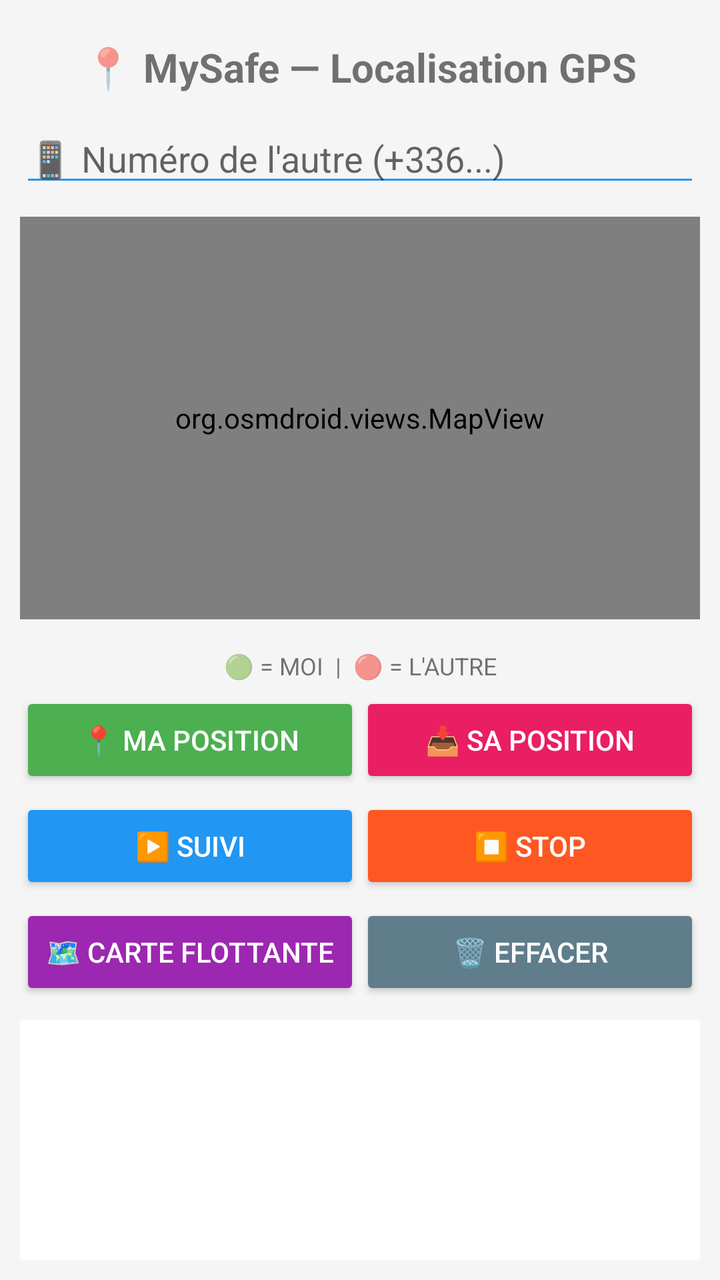
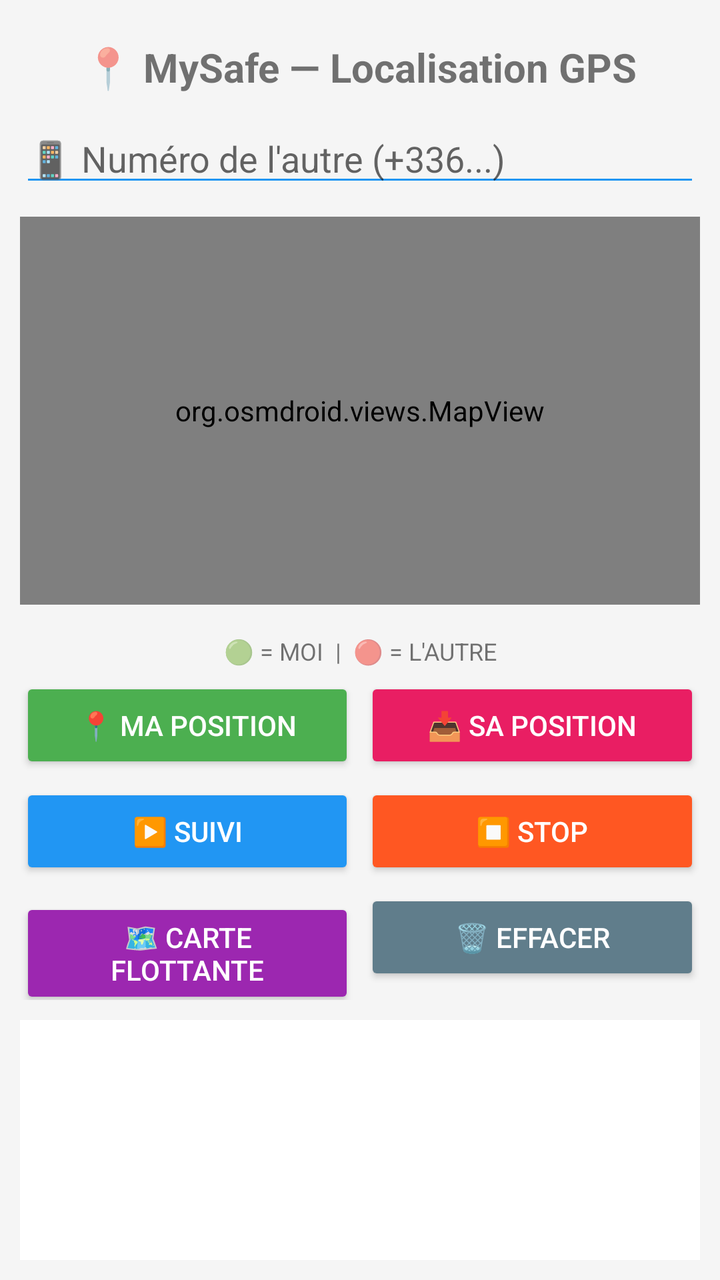

Compare the two renders of this Android layout. The source of the first and the diff that turns it into the second are given below.
<!-- AndroidManifest.xml: application theme Theme.AppCompat.Light.DarkActionBar -->
<!-- res/layout/activity_main.xml -->
<?xml version="1.0" encoding="utf-8"?>
<LinearLayout xmlns:android="http://schemas.android.com/apk/res/android"
    android:layout_width="match_parent"
    android:layout_height="match_parent"
    android:orientation="vertical"
    android:padding="10dp"
    android:background="#F5F5F5">

    <TextView
        android:layout_width="match_parent"
        android:layout_height="wrap_content"
        android:text="📍 MySafe — Localisation GPS"
        android:textSize="20sp"
        android:textStyle="bold"
        android:gravity="center"
        android:padding="10dp"/>

    <EditText
        android:id="@+id/etTargetNumber"
        android:layout_width="match_parent"
        android:layout_height="wrap_content"
        android:hint="📱 Numéro de l'autre (+336...)"
        android:inputType="phone"
        android:layout_marginBottom="10dp"
        android:backgroundTint="#2196F3"/>

    <org.osmdroid.views.MapView
        android:id="@+id/mapView"
        android:layout_width="match_parent"
        android:layout_height="0dp"
        android:layout_weight="1"
        android:layout_marginBottom="10dp"/>

    <TextView
        android:layout_width="match_parent"
        android:layout_height="wrap_content"
        android:text="🟢 = MOI  |  🔴 = L'AUTRE"
        android:gravity="center"
        android:textSize="12sp"
        android:padding="5dp"/>

    <LinearLayout
        android:layout_width="match_parent"
        android:layout_height="wrap_content"
        android:orientation="horizontal"
        android:gap="5dp">

        <Button
            android:id="@+id/btnMyPosition"
            android:layout_width="0dp"
            android:layout_height="wrap_content"
            android:layout_weight="1"
            android:text="📍 MA POSITION"
            android:backgroundTint="#4CAF50"
            android:textColor="#FFFFFF"/>

        <Button
            android:id="@+id/btnGetHisPosition"
            android:layout_width="0dp"
            android:layout_height="wrap_content"
            android:layout_weight="1"
            android:text="📥 SA POSITION"
            android:backgroundTint="#E91E63"
            android:textColor="#FFFFFF"/>
    </LinearLayout>

    <LinearLayout
        android:layout_width="match_parent"
        android:layout_height="wrap_content"
        android:orientation="horizontal"
        android:gap="5dp"
        android:layout_marginTop="5dp">

        <Button
            android:id="@+id/btnDemarrer"
            android:layout_width="0dp"
            android:layout_height="wrap_content"
            android:layout_weight="1"
            android:text="▶️ SUIVI"
            android:backgroundTint="#2196F3"
            android:textColor="#FFFFFF"/>

        <Button
            android:id="@+id/btnStop"
            android:layout_width="0dp"
            android:layout_height="wrap_content"
            android:layout_weight="1"
            android:text="⏹️ STOP"
            android:backgroundTint="#FF5722"
            android:textColor="#FFFFFF"/>
    </LinearLayout>

    <LinearLayout
        android:layout_width="match_parent"
        android:layout_height="wrap_content"
        android:orientation="horizontal"
        android:gap="5dp"
        android:layout_marginTop="5dp">

        <Button
            android:id="@+id/btnFloatingMap"
            android:layout_width="0dp"
            android:layout_height="wrap_content"
            android:layout_weight="1"
            android:text="🗺️ CARTE FLOTTANTE"
            android:backgroundTint="#9C27B0"
            android:textColor="#FFFFFF"/>

        <Button
            android:id="@+id/btnClearHistory"
            android:layout_width="0dp"
            android:layout_height="wrap_content"
            android:layout_weight="1"
            android:text="🗑️ EFFACER"
            android:backgroundTint="#607D8B"
            android:textColor="#FFFFFF"/>
    </LinearLayout>

    <ScrollView
        android:layout_width="match_parent"
        android:layout_height="120dp"
        android:layout_marginTop="10dp"
        android:background="#FFFFFF"
        android:padding="5dp">

        <TextView
            android:id="@+id/tvPositions"
            android:layout_width="match_parent"
            android:layout_height="wrap_content"
            android:textSize="10sp"
            android:fontFamily="monospace"/>
    </ScrollView>

</LinearLayout>
<!-- resources referenced by this layout -->
<resources>

</resources>

<!-- the commit's change to res/layout/activity_main.xml (unified diff, before → after) -->
@@ -42,14 +42,14 @@
     <LinearLayout
         android:layout_width="match_parent"
         android:layout_height="wrap_content"
-        android:orientation="horizontal"
-        android:gap="5dp">
+        android:orientation="horizontal">
 
         <Button
             android:id="@+id/btnMyPosition"
             android:layout_width="0dp"
             android:layout_height="wrap_content"
             android:layout_weight="1"
+            android:layout_marginEnd="5dp"
             android:text="📍 MA POSITION"
             android:backgroundTint="#4CAF50"
             android:textColor="#FFFFFF"/>
@@ -68,7 +68,6 @@
         android:layout_width="match_parent"
         android:layout_height="wrap_content"
         android:orientation="horizontal"
-        android:gap="5dp"
         android:layout_marginTop="5dp">
 
         <Button
@@ -76,6 +75,7 @@
             android:layout_width="0dp"
             android:layout_height="wrap_content"
             android:layout_weight="1"
+            android:layout_marginEnd="5dp"
             android:text="▶️ SUIVI"
             android:backgroundTint="#2196F3"
             android:textColor="#FFFFFF"/>
@@ -94,7 +94,6 @@
         android:layout_width="match_parent"
         android:layout_height="wrap_content"
         android:orientation="horizontal"
-        android:gap="5dp"
         android:layout_marginTop="5dp">
 
         <Button
@@ -102,6 +101,7 @@
             android:layout_width="0dp"
             android:layout_height="wrap_content"
             android:layout_weight="1"
+            android:layout_marginEnd="5dp"
             android:text="🗺️ CARTE FLOTTANTE"
             android:backgroundTint="#9C27B0"
             android:textColor="#FFFFFF"/>
